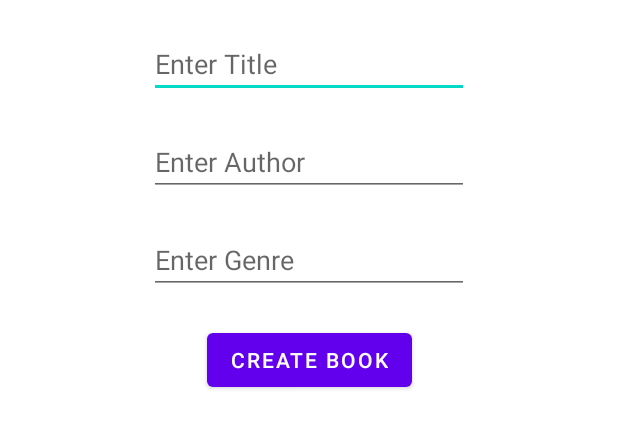
After one commit to AdilNabi/W22COMP3025LH_ASSIGNMENT, an Android app: the layout activity_create_book.xml on its own in the app's theme, with its tools: preview values and no code run, on a phone screen of 412 x 824 dp. The commit adds this screen. Shown: the top 428 px of the screen. Run offline under Robolectric (Android 15) with nearby library versions, the phone set to English and light mode, and no system bars.

Commit message:
Created create Book activity, connected to firebase and book object is being added to collection

```diff
--- a/app/build.gradle
+++ b/app/build.gradle
@@ -15,6 +15,10 @@ android {
         versionName "1.0"
 
         testInstrumentationRunner "androidx.test.runner.AndroidJUnitRunner"
+    }
+
+    buildFeatures{
+        viewBinding true
     }
 
     buildTypes {
--- /dev/null
+++ b/app/src/main/res/layout/activity_create_book.xml
@@ -0,0 +1,55 @@
+<?xml version="1.0" encoding="utf-8"?>
+<androidx.constraintlayout.widget.ConstraintLayout xmlns:android="http://schemas.android.com/apk/res/android"
+    xmlns:app="http://schemas.android.com/apk/res-auto"
+    xmlns:tools="http://schemas.android.com/tools"
+    android:layout_width="match_parent"
+    android:layout_height="match_parent"
+    tools:context=".createBookActivity">
+
+    <EditText
+        android:id="@+id/titleNameEditText"
+        android:layout_marginTop="@dimen/std_margin"
+        android:layout_width="wrap_content"
+        android:layout_height="wrap_content"
+        android:ems="10"
+        android:inputType="textPersonName"
+        android:hint="@string/enter_title"
+        app:layout_constraintEnd_toEndOf="parent"
+        app:layout_constraintStart_toStartOf="parent"
+        app:layout_constraintTop_toTopOf="parent" />
+
+    <EditText
+        android:id="@+id/authorEditText"
+        android:layout_marginTop="@dimen/std_margin"
+        android:layout_width="wrap_content"
+        android:layout_height="wrap_content"
+        android:ems="10"
+        android:inputType="textPersonName"
+        android:hint="@string/enter_author"
+        app:layout_constraintEnd_toEndOf="parent"
+        app:layout_constraintStart_toStartOf="parent"
+        app:layout_constraintTop_toBottomOf="@id/titleNameEditText" />
+
+    <EditText
+        android:id="@+id/genreEditText"
+        android:layout_marginTop="@dimen/std_margin"
+        android:layout_width="wrap_content"
+        android:layout_height="wrap_content"
+        android:ems="10"
+        android:inputType="textPersonName"
+        android:hint="@string/enter_genre"
+        app:layout_constraintEnd_toEndOf="parent"
+        app:layout_constraintStart_toStartOf="parent"
+        app:layout_constraintTop_toBottomOf="@id/authorEditText" />
+
+    <Button
+        android:id="@+id/createBookButton"
+        android:layout_marginTop="@dimen/std_margin"
+        android:layout_width="wrap_content"
+        android:layout_height="wrap_content"
+        android:text="@string/create_book"
+        app:layout_constraintEnd_toEndOf="parent"
+        app:layout_constraintStart_toStartOf="parent"
+        app:layout_constraintTop_toBottomOf="@+id/genreEditText" />
+
+</androidx.constraintlayout.widget.ConstraintLayout>
--- /dev/null
+++ b/app/src/main/res/values/dimens.xml
@@ -0,0 +1,4 @@
+<?xml version="1.0" encoding="utf-8"?>
+<resources>
+    <dimen name="std_margin">20dp</dimen>
+</resources>
--- a/app/src/main/res/values/strings.xml
+++ b/app/src/main/res/values/strings.xml
@@ -1,3 +1,7 @@
 <resources>
     <string name="app_name">W22COMP3025LH_ASSIGNMENT</string>
+    <string name="enter_title">Enter Title</string>
+    <string name="enter_author">Enter Author</string>
+    <string name="enter_genre">Enter Genre</string>
+    <string name="create_book">Create Book</string>
 </resources>
```
Also changed, not shown: app/src/main/AndroidManifest.xml (+5 -3 lines), app/src/main/java/com/lh1156212/w22comp3025lh_assignment/Book.kt (added, +8 -0 lines), app/src/main/java/com/lh1156212/w22comp3025lh_assignment/Review.kt (added, +8 -0 lines), app/src/main/java/com/lh1156212/w22comp3025lh_assignment/createBookActivity.kt (added, +41 -0 lines).
